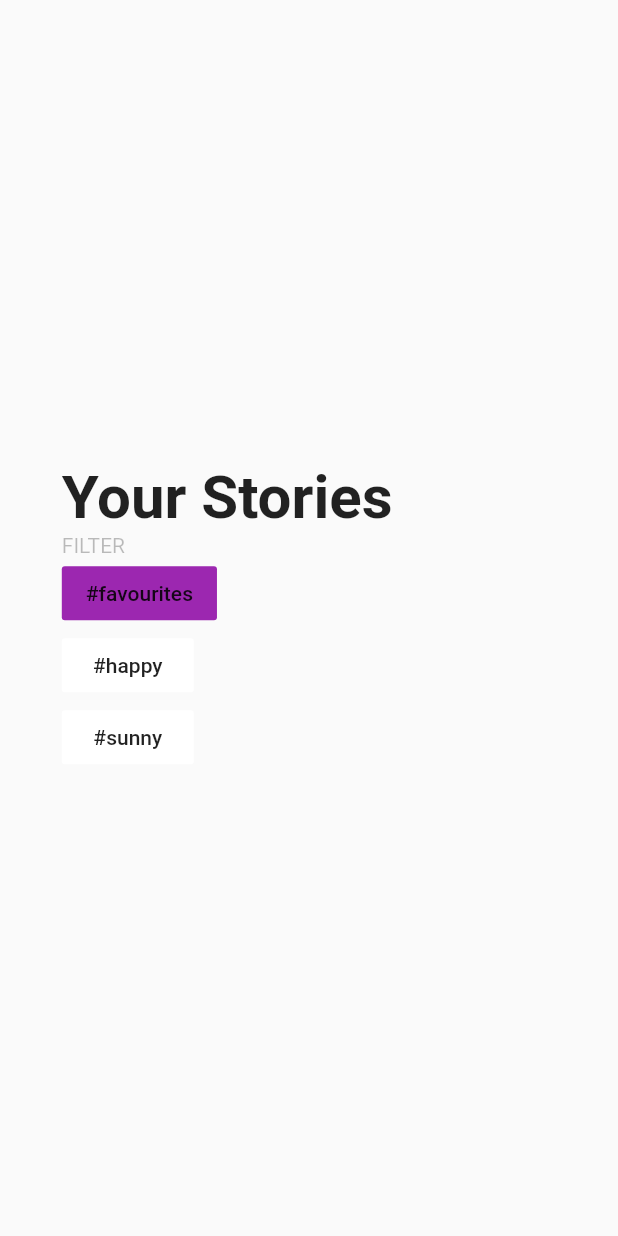
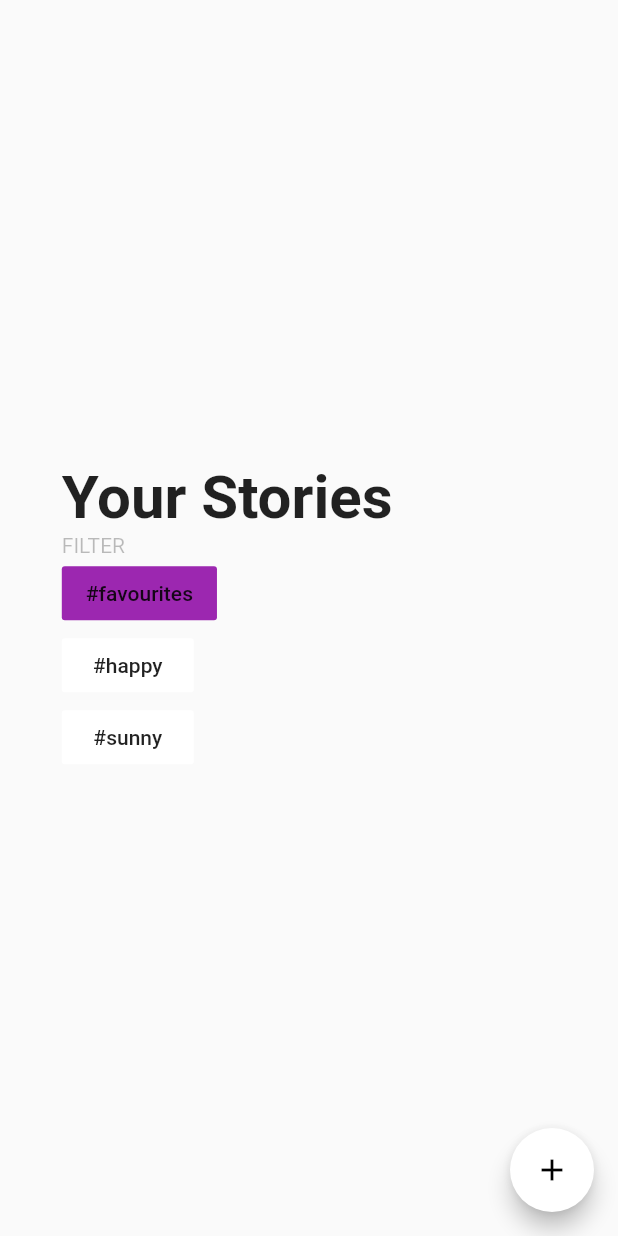
Before and after one commit to sonomixd/oferta, a Flutter app: the screen it shows after launch, on a phone screen of 412 x 824 dp. Run offline on Flutter 3.47's test engine with Material 2 defaults, Android fonts, the phone set to English and light mode, and no system bars; our stand-ins replace cloud_firestore, google_sign_in; accounts and stored records are empty.

Commit message:
added back to home screen floating button

```diff
--- a/lib/screens/home_slideshow_screen.dart
+++ b/lib/screens/home_slideshow_screen.dart
@@ -35,7 +35,8 @@ class _SlideshowState extends State<Slideshow> {
 
   @override
   Widget build(BuildContext context) {
-    return StreamBuilder(
+    return Scaffold (
+    body: StreamBuilder(
       stream: slides,
       initialData: [],
       builder: (context, AsyncSnapshot snap) {
@@ -54,7 +55,14 @@ class _SlideshowState extends State<Slideshow> {
           },
         );
       },
-    );
+
+    ),
+    floatingActionButton: FloatingActionButton (
+      child: Icon(Icons.add),
+      onPressed: () => ctrl.animateToPage(0, duration: Duration(milliseconds: 200), curve: Curves.bounceOut),
+    ),
+  );
+
   }
 
   void _queryDb({String tag = 'favourites'}) {
```
